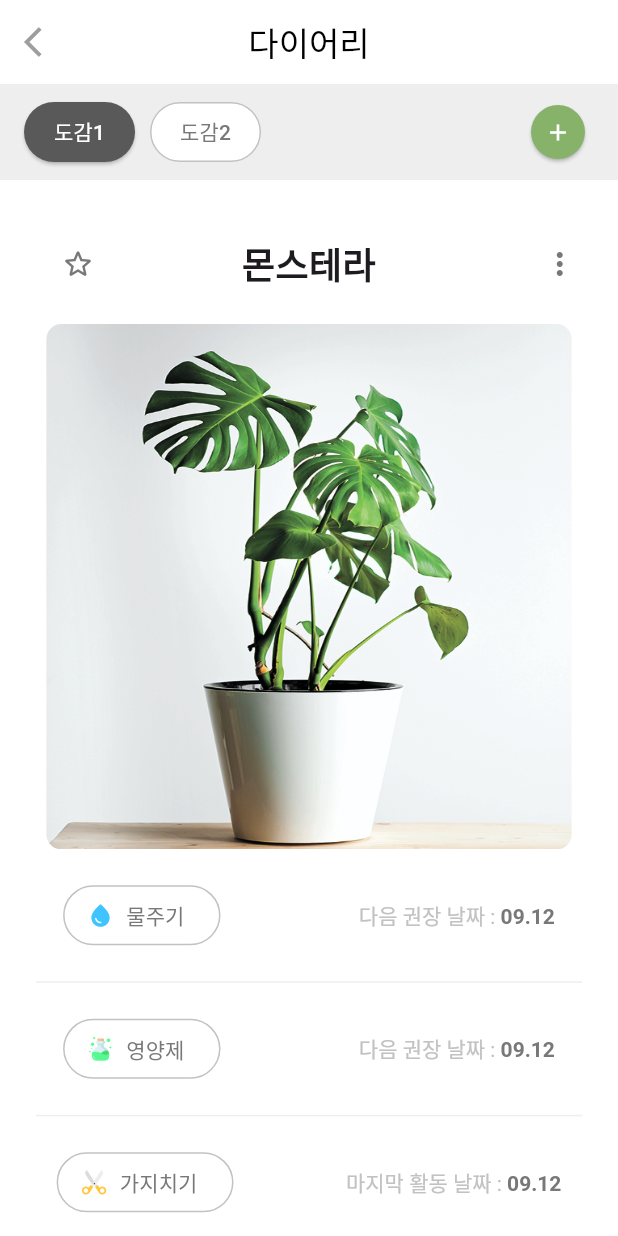
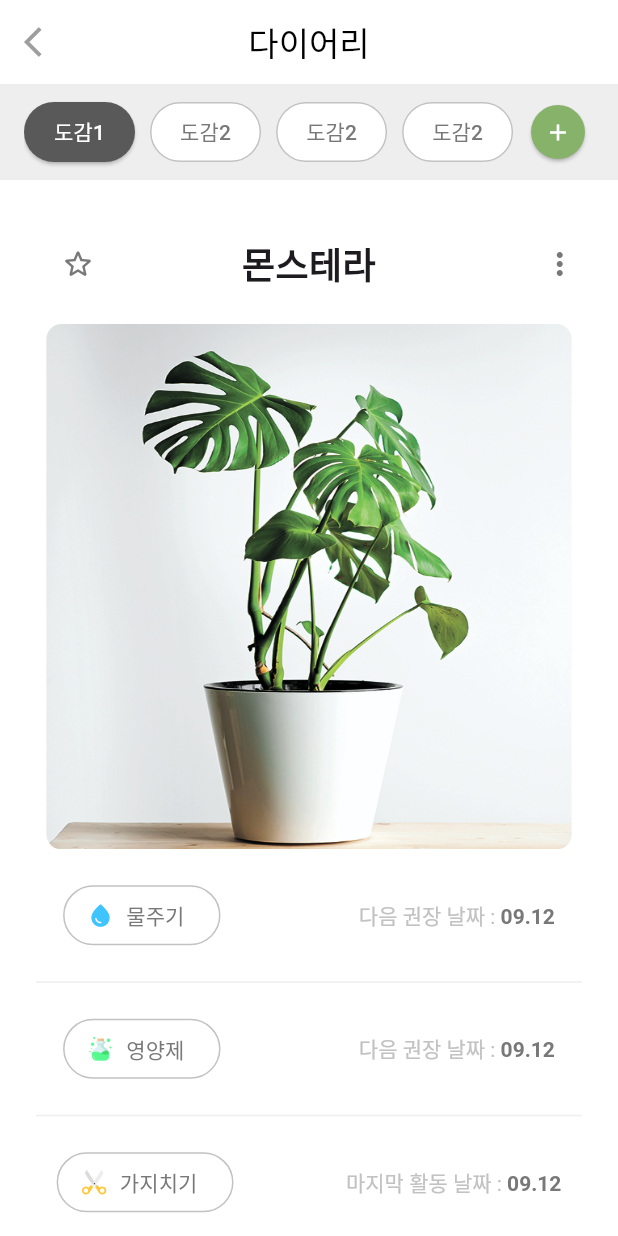
Before and after one commit to kimjaehui02/WonRoom, a Flutter app: the screen it shows after launch, on a phone screen of 412 x 824 dp. Run offline on Flutter 3.47's test engine with Material 3 defaults, Android fonts, the phone set to English and light mode, and no system bars; our stand-ins replace dio, flutter_secure_storage, image_picker, shared_preferences, smooth_page_indicator; Roboto replaces fonts that are missing (Pretendard); project files that could hold a hidden picture were left out.

Commit message:
스크롤까지 병합 및 체크 완료

```diff
--- a/wonroom/lib/myPlant.dart
+++ b/wonroom/lib/myPlant.dart
@@ -240,6 +240,75 @@ class _MyplantState extends State<Myplant> {
                               child: Text(
                                 '도감1',
                                 style: TextStyle(color: Colors.white), // 텍스트 스타일
+                              ),
+                            ),
+                          ),
+                          Container(
+                            margin: EdgeInsets.only(right: 10),
+                            child: OutlinedButton(
+                              style: OutlinedButton.styleFrom(
+                                backgroundColor: Colors.white, // 배경 색상
+                                padding: EdgeInsets.symmetric(vertical: 8, horizontal: 20), // 내부 여백
+                                side: BorderSide( // 테두리 스타일
+                                  color: Color(0xffc2c2c2), // 테두리 색상
+                                  width: 1, // 테두리 두께
+                                ),
+                                shape: RoundedRectangleBorder( // 모서리 둥글게
+                                  borderRadius: BorderRadius.circular(20),
+                                ),
+                              ),
+                              onPressed: () {
+                                // 버튼 클릭 시 실행될 코드
+                              },
+                              child: Text(
+                                '도감2',
+                                style: TextStyle(color: Color(0xff787878)), // 텍스트 스타일
+                              ),
+                            ),
+                          ),
+                          Container(
+                            margin: EdgeInsets.only(right: 10),
+                            child: OutlinedButton(
+                              style: OutlinedButton.styleFrom(
+                                backgroundColor: Colors.white, // 배경 색상
+                                padding: EdgeInsets.symmetric(vertical: 8, horizontal: 20), // 내부 여백
+                                side: BorderSide( // 테두리 스타일
+                                  color: Color(0xffc2c2c2), // 테두리 색상
+                                  width: 1, // 테두리 두께
+                                ),
+                                shape: RoundedRectangleBorder( // 모서리 둥글게
+                                  borderRadius: BorderRadius.circular(20),
+                                ),
+                              ),
+                              onPressed: () {
+                                // 버튼 클릭 시 실행될 코드
+                              },
+                              child: Text(
+                                '도감2',
+                                style: TextStyle(color: Color(0xff787878)), // 텍스트 스타일
+                              ),
+                            ),
+                          ),
+                          Container(
+                            margin: EdgeInsets.only(right: 10),
+                            child: OutlinedButton(
+                              style: OutlinedButton.styleFrom(
+                                backgroundColor: Colors.white, // 배경 색상
+                                padding: EdgeInsets.symmetric(vertical: 8, horizontal: 20), // 내부 여백
+                                side: BorderSide( // 테두리 스타일
+                                  color: Color(0xffc2c2c2), // 테두리 색상
+                                  width: 1, // 테두리 두께
+                                ),
+                                shape: RoundedRectangleBorder( // 모서리 둥글게
+                                  borderRadius: BorderRadius.circular(20),
+                                ),
+                              ),
+                              onPressed: () {
+                                // 버튼 클릭 시 실행될 코드
+                              },
+                              child: Text(
+                                '도감2',
+                                style: TextStyle(color: Color(0xff787878)), // 텍스트 스타일
                               ),
                             ),
                           ),
```
